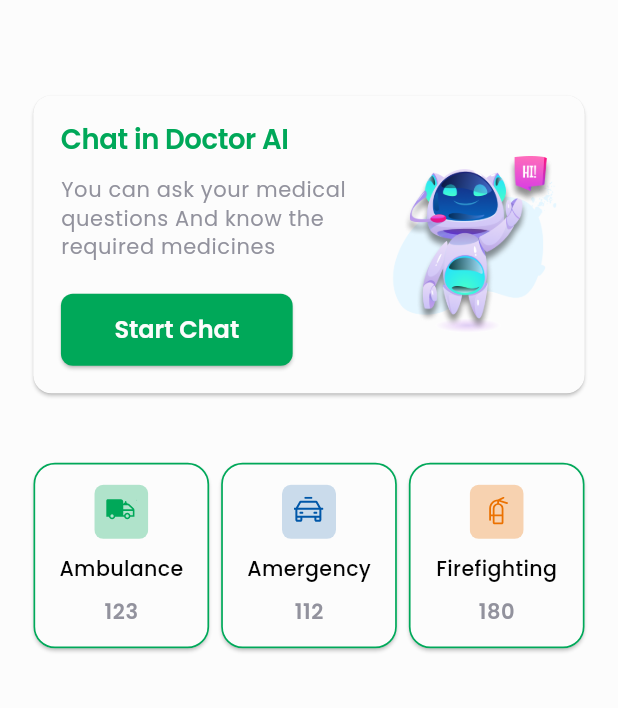
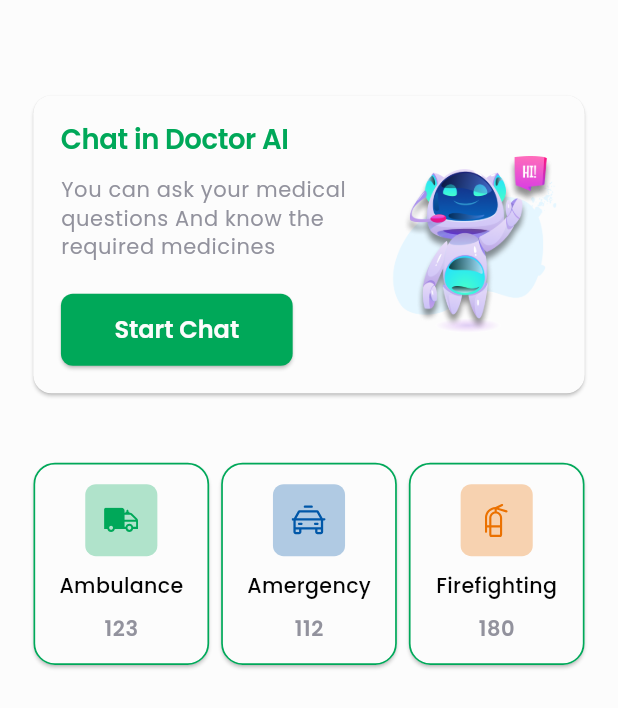
Before and after one commit to infinitelife102/medical_flutter, a Flutter app: the HomeScreen screen opened by its route, on a phone screen of 412 x 824 dp. Shown: the top 708 px of the screen. Run offline on Flutter 3.47's test engine with Material 3 defaults, Android fonts, the phone set to English and light mode, and no system bars; our stand-ins replace animated_bottom_navigation_bar, bloc, cloud_firestore, dio, easy_stepper, firebase_auth and 16 more; missing offline and left inert: flutter_polyline_points; accounts and stored records are empty.

Commit message:
refactor delete account, refactor chat cubit, sign in bloc consumer and contact card, change bg custom button color when state is loading.

```diff
--- a/lib/core/helper/custom_dialog.dart
+++ b/lib/core/helper/custom_dialog.dart
@@ -106,8 +106,10 @@ class _CustomDialogState extends State<CustomDialog> {
         }
         if (state is AccountDeleteSuccess) {
           _isDeleteAccountLoading = false;
+
           Navigator.pushNamedAndRemoveUntil(
               context, RouteManager.login, (route) => false);
+
           customSnackBar(context, state.message, ColorManager.error);
         }
       },
--- a/lib/logic/auth/sign_in/sign_in_cubit.dart
+++ b/lib/logic/auth/sign_in/sign_in_cubit.dart
@@ -42,7 +42,7 @@ class SignInCubit extends Cubit<SignInState> {
         case 'network-request-failed':
           return 'A network error (such as timeout, interrupted connection or unreachable host) has occurred.';
         case 'too-many-requests':
-          return 'Too many requests. Try again later.\n بطل سبام ياعرص';
+          return 'Too many requests. Try again later.';
         default:
           return value;
       }
--- a/lib/logic/auth/sign_up/sign_up_cubit.dart
+++ b/lib/logic/auth/sign_up/sign_up_cubit.dart
@@ -14,7 +14,7 @@ class SignUpCubit extends Cubit<SignUpState> {
       await FirebaseService.emailVerify();
       emit(VerifyEmailSuccess());
     } on Exception catch (err) {
-      emit(CreateProfileFailure(errorMessage: err.toString()));
+      emit(VerifyEmailFailure(errorMessage: err.toString()));
     }
   }
 
--- a/lib/view/screen/auth/forget_password.dart
+++ b/lib/view/screen/auth/forget_password.dart
@@ -82,7 +82,8 @@ class _ForgetPasswordState extends State<ForgetPassword> {
                       if (state is ForgetPasswordSuccess) {
                         Navigator.pop(context);
                         FocusScope.of(context).unfocus();
-                        customSnackBar(context, "Check your E-mail for link");
+                        customSnackBar(context, "Check your E-mail for link",
+                            ColorManager.darkGrey, 3);
                         _isLoading = false;
                       }
                       if (state is ForgetPasswordFailure) {
--- a/lib/view/screen/auth/login_screen.dart
+++ b/lib/view/screen/auth/login_screen.dart
@@ -79,6 +79,7 @@ class _LoginScreenState extends State<LoginScreen> {
                   listener: (context, state) async {
                     if (state is SignInLoading) {
                       _isLoading = true;
+
                     }
                     if (state is SignInSuccess) {
                       FocusScope.of(context).unfocus();
@@ -88,9 +89,10 @@ class _LoginScreenState extends State<LoginScreen> {
                       _isLoading = false;
                     }
                     if (state is EmailNotVerified) {
+                      _isLoading = false;
                       FocusScope.of(context).unfocus();
-                      customSnackBar(context, state.message,ColorManager.error,5);
-                      _isLoading =false;
+                      customSnackBar(
+                          context, state.message, ColorManager.error, 5);
                     }
                     if (state is SignInFailure) {
                       FocusScope.of(context).unfocus();
--- a/lib/view/screen/nav_bar/home_screen.dart
+++ b/lib/view/screen/nav_bar/home_screen.dart
@@ -89,16 +89,19 @@ class HomeScreen extends StatelessWidget {
           image: ImageManager.ambulanceIcon,
           title: "Ambulance",
           number: "123",
+          color: ColorManager.green,
         ),
         ContactCard(
           image: ImageManager.policeIcon,
           title: "Amergency",
           number: "112",
+          color: ColorManager.blue,
         ),
         ContactCard(
           image: ImageManager.firefightingIcon,
           title: "Firefighting",
           number: "180",
+          color: ColorManager.orange,
         ),
       ],
     );
--- a/lib/view/widget/contact_card.dart
+++ b/lib/view/widget/contact_card.dart
@@ -7,18 +7,19 @@ import 'package:gap/gap.dart';
 
 import '../../core/constant/color.dart';
 
-
 class ContactCard extends StatelessWidget {
   const ContactCard({
     super.key,
     required this.image,
     required this.title,
     required this.number,
+    required this.color,
   });
 
   final String image;
   final String title;
   final String number;
+  final Color color;
   @override
   Widget build(BuildContext context) {
     return Expanded(
@@ -37,7 +38,20 @@ class ContactCard extends StatelessWidget {
                 mainAxisAlignment: MainAxisAlignment.center,
                 mainAxisSize: MainAxisSize.min,
                 children: [
-                  SvgPicture.asset(image),
+                  Container(
+                      width: 42.w,
+                      height: 42.w,
+                      decoration: BoxDecoration(
+                          color: (color).withOpacity(0.3),
+                          borderRadius: BorderRadius.circular(6.dm)),
+                      alignment: Alignment.center,
+                      padding: EdgeInsets.all(8.w),
+                      child: SvgPicture.asset(
+                        image,
+                        width: 20.w,
+                        height: 20.w,
+                      )),
+                  // SvgPicture.asset(image),
                   Gap(8.h),
                   Text(
                     title,
--- a/lib/view/widget/custom_button.dart
+++ b/lib/view/widget/custom_button.dart
@@ -27,7 +27,7 @@ class CustomButton extends StatelessWidget {
     return ElevatedButton(
         style: context.elevatedButtonTheme.style?.copyWith(
           backgroundColor: MaterialStatePropertyAll(
-              isDisabled == true ? ColorManager.grey : backgroundColor),
+              isDisabled == true ? ColorManager.darkGrey : backgroundColor),
           fixedSize:
               MaterialStateProperty.all(size ?? Size(context.width, 44.h)),
         ),
```
Also changed, not shown: lib/logic/account/account_cubit.dart (+16 -0 lines), lib/logic/chat/chat_cubit.dart (+24 -26 lines), assets/images/ambulance_icon.svg, assets/images/firefighting_icon.svg, assets/images/police_icon.svg, lib/logic/chat/chat_state.dart (line endings or trailing spaces).
